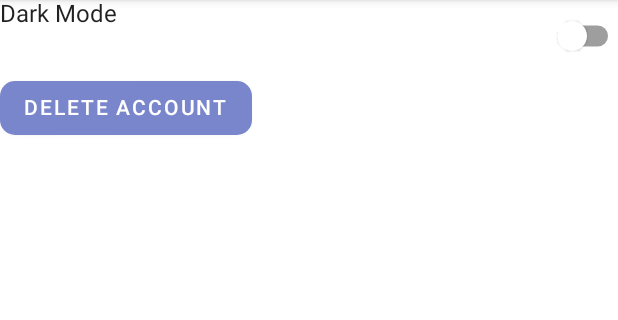
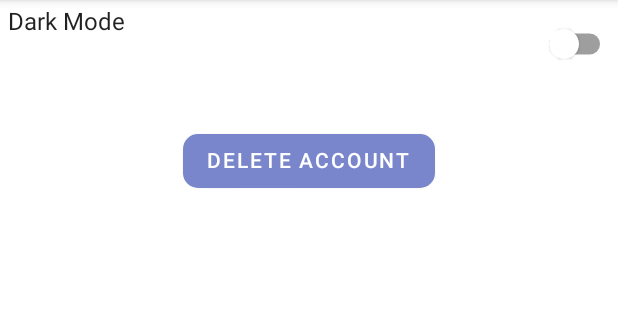
Before and after one commit to daviddvorszky/SBMA_ShakeIT, an Android app built with Jetpack Compose: the SettingsScreen screen opened through its navigation route, on a phone screen of 412 x 824 dp, the part 84-404 px from its top. Run offline under Robolectric (Android 15) with nearby library versions, the phone set to English and light mode, and no system bars; our stand-ins replace Firebase (no records; nobody signed in at launch, a user with empty details on screens opened directly), Room's generated code.

```diff
--- a/app/src/main/java/org/sbma_shakeit/MainActivity.kt
+++ b/app/src/main/java/org/sbma_shakeit/MainActivity.kt
@@ -1,7 +1,9 @@
 package org.sbma_shakeit
 
 import android.Manifest
+import android.content.SharedPreferences
 import android.os.Bundle
+import android.util.Log
 import android.widget.Toast
 import androidx.activity.ComponentActivity
 import androidx.activity.compose.setContent
@@ -38,6 +40,7 @@ class MainActivity : ComponentActivity() {
     }
 
     private lateinit var navController: NavHostController
+    private lateinit var sharedPref: SharedPreferences
 
     override fun onCreate(savedInstanceState: Bundle?) {
         super.onCreate(savedInstanceState)
@@ -47,6 +50,11 @@ class MainActivity : ComponentActivity() {
         val authViewModel = AuthViewModel(application)
         authViewModel.auth.value = Firebase.auth
         val context = this
+
+        sharedPref = getSharedPreferences("pref", MODE_PRIVATE)
+        isDarkMode.value = sharedPref.getBoolean("isDarkMode", false)
+
+        Log.d("IS DARK MODE", isDarkMode.value.toString())
 
         val database = ShakeItDB.get(context)
 
@@ -160,6 +168,14 @@ class MainActivity : ComponentActivity() {
         }
     }
 
+    override fun onPause() {
+        super.onPause()
+        sharedPref.edit().apply {
+            putBoolean("isDarkMode", isDarkMode.value)
+            apply()
+        }
+    }
+
     private fun requestLocationPermission(){
         ActivityCompat.requestPermissions(
             this, arrayOf(
--- a/app/src/main/java/org/sbma_shakeit/screens/SettingsScreen.kt
+++ b/app/src/main/java/org/sbma_shakeit/screens/SettingsScreen.kt
@@ -1,14 +1,13 @@
 package org.sbma_shakeit.screens
 
-import androidx.compose.foundation.layout.Arrangement
-import androidx.compose.foundation.layout.Column
-import androidx.compose.foundation.layout.Row
-import androidx.compose.foundation.layout.fillMaxWidth
+import androidx.compose.foundation.layout.*
 import androidx.compose.material.Button
 import androidx.compose.material.Switch
 import androidx.compose.material.Text
 import androidx.compose.runtime.*
+import androidx.compose.ui.Alignment
 import androidx.compose.ui.Modifier
+import androidx.compose.ui.unit.dp
 import androidx.lifecycle.viewmodel.compose.viewModel
 import androidx.navigation.NavController
 import org.sbma_shakeit.MainActivity.Companion.isDarkMode
@@ -22,7 +21,7 @@ fun SettingsScreen(
 ) {
     val userViewModel: UserViewModel = viewModel()
     var showAlert by remember { mutableStateOf(false) }
-    Column() {
+    Column(Modifier.padding(5.dp)) {
         if (showAlert) {
             MyAlert(
                 title = "Delete account",
@@ -39,7 +38,10 @@ fun SettingsScreen(
             Switch(checked = isDarkMode.value,
                 onCheckedChange = { isDarkMode.value = it} )
         }
-        Button(onClick = { showAlert = true }) {
+        Spacer(Modifier.height(30.dp))
+        Button(
+            modifier = Modifier.align(Alignment.CenterHorizontally),
+            onClick = { showAlert = true }) {
             Text("DELETE ACCOUNT")
         }
     }
```
